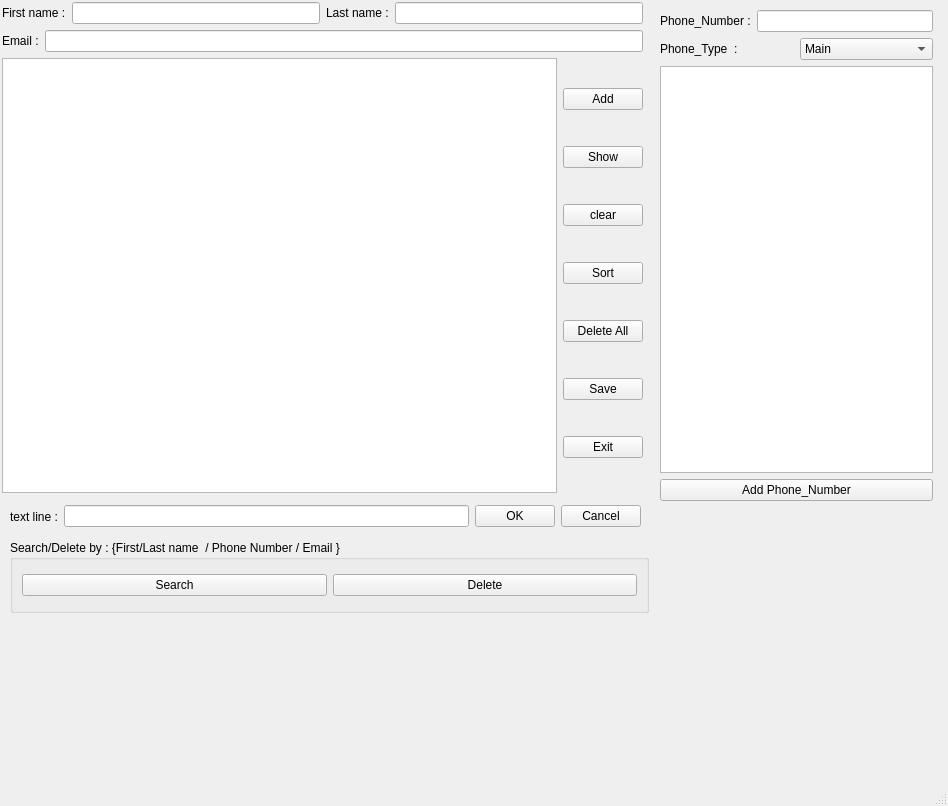
Before: the Qt Designer form eesa/mainwindow.ui in MSaLeHNYM/eesa-tut, drawn with Qt 5.
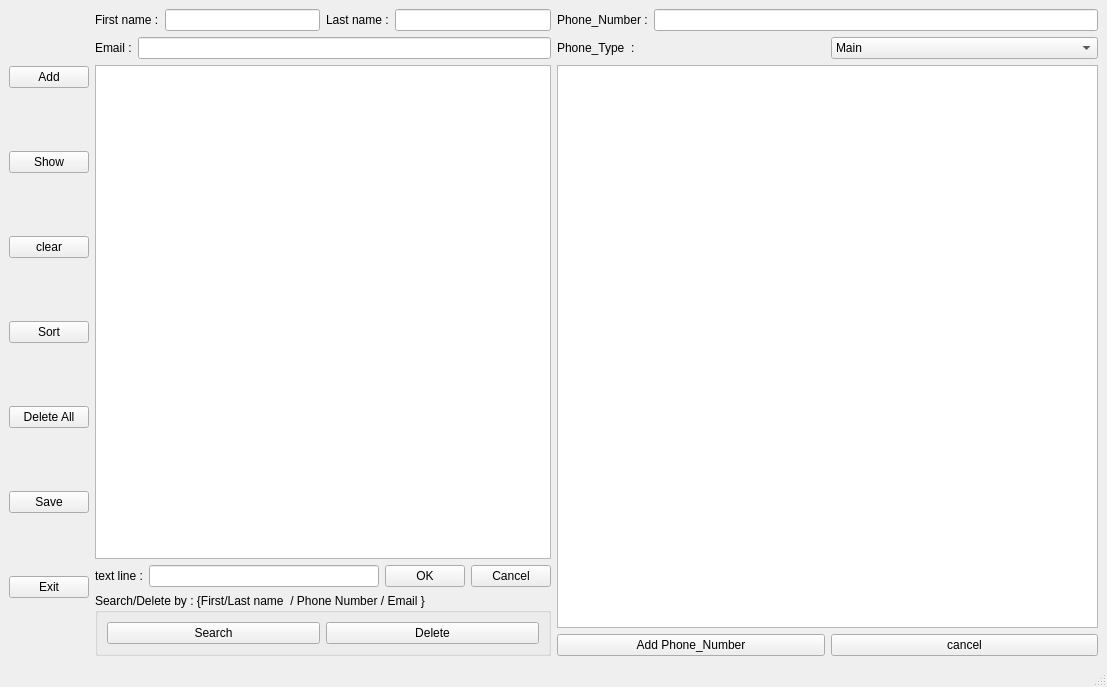
After: the same form once the commit is applied.

What changed in the file:
```diff
--- a/eesa/mainwindow.ui
+++ b/eesa/mainwindow.ui
@@ -9,104 +9,78 @@
    <rect>
     <x>0</x>
     <y>0</y>
-    <width>948</width>
-    <height>806</height>
+    <width>1107</width>
+    <height>687</height>
    </rect>
   </property>
   <property name="windowTitle">
    <string>MainWindow</string>
   </property>
   <widget class="QWidget" name="centralwidget">
-   <widget class="QWidget" name="layoutWidget">
-    <property name="geometry">
-     <rect>
-      <x>660</x>
-      <y>10</y>
-      <width>273</width>
-      <height>491</height>
-     </rect>
-    </property>
+   <layout class="QHBoxLayout" name="horizontalLayout_12">
+    <item>
+     <layout class="QHBoxLayout" name="horizontalLayout_11">
+      <item>
+       <layout class="QVBoxLayout" name="verticalLayout_2">
+        <item>
+         <widget class="QPushButton" name="Add_PB">
+          <property name="text">
+           <string>Add</string>
+          </property>
+         </widget>
+        </item>
+        <item>
+         <widget class="QPushButton" name="show_PB">
+          <property name="text">
+           <string>Show</string>
+          </property>
+         </widget>
+        </item>
+        <item>
+         <widget class="QPushButton" name="clear_PB">
+          <property name="text">
+           <string>clear</string>
+          </property>
+         </widget>
+        </item>
+        <item>
+         <widget class="QPushButton" name="Sort_PB">
+          <property name="text">
+           <string>Sort</string>
+          </property>
+         </widget>
+        </item>
+        <item>
+         <widget class="QPushButton" name="Delete_All_PB">
+          <property name="text">
+           <string>Delete All</string>
+          </property>
+         </widget>
+        </item>
+        <item>
+         <widget class="QPushButton" name="Save_PB">
+          <property name="text">
+           <string>Save</string>
+          </property>
+         </widget>
+        </item>
+        <item>
+         <widget class="QPushButton" name="Exit_PB">
+          <property name="text">
+           <string>Exit</string>
+          </property>
+         </widget>
+        </item>
+       </layout>
+      </item>
+      <item>
+       <layout class="QVBoxLayout" name="verticalLayout_7">
+        <item>
     <layout class="QVBoxLayout" name="verticalLayout">
      <item>
       <layout class="QHBoxLayout" name="horizontalLayout_4">
        <item>
-        <widget class="QLabel" name="label_2">
-         <property name="text">
-          <string>Phone_Number :</string>
-         </property>
-        </widget>
-       </item>
-       <item>
-        <widget class="QLineEdit" name="Phone_Number_lineEdit"/>
-       </item>
-      </layout>
-     </item>
-     <item>
-      <layout class="QHBoxLayout" name="horizontalLayout_5">
-       <item>
-        <widget class="QLabel" name="label_3">
-         <property name="text">
-          <string>Phone_Type  :</string>
-         </property>
-        </widget>
-       </item>
-       <item>
-        <widget class="QComboBox" name="Phone_Type_comboBox">
-         <item>
-          <property name="text">
-           <string>Main</string>
-          </property>
-         </item>
-         <item>
-          <property name="text">
-           <string>Home</string>
-          </property>
-         </item>
-         <item>
-          <property name="text">
-           <string>work</string>
-          </property>
-         </item>
-         <item>
-          <property name="text">
-           <string>office</string>
-          </property>
-         </item>
-         <item>
-          <property name="text">
-           <string>Fax</string>
-          </property>
-         </item>
-        </widget>
-       </item>
-      </layout>
-     </item>
-     <item>
-      <widget class="QTextEdit" name="textEdit_1"/>
-     </item>
-     <item>
-      <widget class="QPushButton" name="Add_Phone_Number_PB">
-       <property name="text">
-        <string>Add Phone_Number</string>
-       </property>
-      </widget>
-     </item>
-    </layout>
-   </widget>
-   <widget class="QWidget" name="layoutWidget">
-    <property name="geometry">
-     <rect>
-      <x>2</x>
-      <y>2</y>
-      <width>641</width>
-      <height>491</height>
-     </rect>
-    </property>
-    <layout class="QVBoxLayout" name="verticalLayout_5">
-     <item>
-      <layout class="QVBoxLayout" name="verticalLayout_4">
-       <item>
-        <layout class="QHBoxLayout" name="horizontalLayout_2">
+             <layout class="QHBoxLayout" name="horizontalLayout">
          <item>
           <widget class="QLabel" name="label">
            <property name="text">
@@ -117,6 +91,10 @@
          <item>
           <widget class="QLineEdit" name="Fname_lineEdit"/>
          </item>
+             </layout>
+            </item>
+            <item>
+             <layout class="QHBoxLayout" name="horizontalLayout_3">
          <item>
           <widget class="QLabel" name="label_4">
            <property name="text">
@@ -129,8 +107,10 @@
          </item>
         </layout>
        </item>
+           </layout>
+          </item>
        <item>
-        <layout class="QHBoxLayout" name="horizontalLayout_3">
+           <layout class="QHBoxLayout" name="horizontalLayout_2">
          <item>
           <widget class="QLabel" name="label_5">
            <property name="text">
@@ -146,16 +126,15 @@
       </layout>
      </item>
      <item>
-      <layout class="QVBoxLayout" name="verticalLayout_2">
-       <item>
-        <layout class="QHBoxLayout" name="horizontalLayout_7"/>
-       </item>
-      </layout>
-     </item>
-     <item>
-      <layout class="QHBoxLayout" name="horizontalLayout">
+         <layout class="QVBoxLayout" name="verticalLayout_4">
        <item>
         <widget class="QTextEdit" name="main_textEdit">
+            <property name="minimumSize">
+             <size>
+              <width>0</width>
+              <height>0</height>
+             </size>
+            </property>
          <property name="readOnly">
           <bool>true</bool>
          </property>
@@ -174,72 +153,9 @@
        <item>
         <layout class="QVBoxLayout" name="verticalLayout_3">
          <item>
-          <widget class="QPushButton" name="Add_PB">
-           <property name="text">
-            <string>Add</string>
-           </property>
-          </widget>
-         </item>
+             <layout class="QHBoxLayout" name="horizontalLayout_9">
          <item>
-          <widget class="QPushButton" name="show_PB">
-           <property name="text">
-            <string>Show</string>
-           </property>
-          </widget>
-         </item>
-         <item>
-          <widget class="QPushButton" name="clear_PB">
-           <property name="text">
-            <string>clear</string>
-           </property>
-          </widget>
-         </item>
-         <item>
-          <widget class="QPushButton" name="Sort_PB">
-           <property name="text">
-            <string>Sort</string>
-           </property>
-          </widget>
-         </item>
-         <item>
-          <widget class="QPushButton" name="Delete_All_PB">
-           <property name="text">
-            <string>Delete All</string>
-           </property>
-          </widget>
-         </item>
-         <item>
-          <widget class="QPushButton" name="Save_PB">
-           <property name="text">
-            <string>Save</string>
-           </property>
-          </widget>
-         </item>
-         <item>
-          <widget class="QPushButton" name="Exit_PB">
-           <property name="text">
-            <string>Exit</string>
-           </property>
-          </widget>
-         </item>
-        </layout>
-       </item>
-      </layout>
-     </item>
-    </layout>
-   </widget>
-   <widget class="QWidget" name="layoutWidget">
-    <property name="geometry">
-     <rect>
-      <x>10</x>
-      <y>500</y>
-      <width>631</width>
-      <height>33</height>
-     </rect>
-    </property>
-    <layout class="QHBoxLayout" name="horizontalLayout_10">
-     <item>
-      <layout class="QHBoxLayout" name="horizontalLayout_8">
+               <layout class="QHBoxLayout" name="horizontalLayout_7">
        <item>
         <widget class="QLabel" name="label_6">
          <property name="text">
@@ -253,7 +169,7 @@
       </layout>
      </item>
      <item>
-      <layout class="QHBoxLayout" name="horizontalLayout_9">
+               <layout class="QHBoxLayout" name="horizontalLayout_8">
        <item>
         <widget class="QPushButton" name="OK_PB">
          <property name="text">
@@ -271,31 +187,24 @@
       </layout>
      </item>
     </layout>
-   </widget>
+            </item>
+            <item>
    <widget class="QGroupBox" name="search_by_groupBox">
     <property name="enabled">
      <bool>true</bool>
     </property>
-    <property name="geometry">
-     <rect>
-      <x>10</x>
-      <y>540</y>
-      <width>639</width>
-      <height>73</height>
-     </rect>
-    </property>
     <property name="title">
      <string>Search/Delete by : {First/Last name  / Phone Number / Email }</string>
     </property>
-    <layout class="QHBoxLayout" name="horizontalLayout_6">
-     <item>
+              <layout class="QGridLayout" name="gridLayout">
+               <item row="0" column="0">
       <widget class="QPushButton" name="Search_PB">
        <property name="text">
         <string>Search</string>
        </property>
       </widget>
      </item>
-     <item>
+               <item row="0" column="1">
       <widget class="QPushButton" name="delete_PB">
        <property name="text">
         <string>Delete</string>
@@ -304,13 +213,119 @@
      </item>
     </layout>
    </widget>
+            </item>
+           </layout>
+          </item>
+         </layout>
+        </item>
+       </layout>
+      </item>
+     </layout>
+    </item>
+    <item>
+     <layout class="QVBoxLayout" name="verticalLayout_6">
+      <item>
+       <layout class="QHBoxLayout" name="horizontalLayout_5">
+        <item>
+         <widget class="QLabel" name="label_2">
+          <property name="text">
+           <string>Phone_Number :</string>
+          </property>
+         </widget>
+        </item>
+        <item>
+         <widget class="QLineEdit" name="Phone_Number_lineEdit"/>
+        </item>
+       </layout>
+      </item>
+      <item>
+       <layout class="QHBoxLayout" name="horizontalLayout_6">
+        <item>
+         <widget class="QLabel" name="label_3">
+          <property name="text">
+           <string>Phone_Type  :</string>
+          </property>
+         </widget>
+        </item>
+        <item>
+         <widget class="QComboBox" name="Phone_Type_comboBox">
+          <item>
+           <property name="text">
+            <string>Main</string>
+           </property>
+          </item>
+          <item>
+           <property name="text">
+            <string>Home</string>
+           </property>
+          </item>
+          <item>
+           <property name="text">
+            <string>work</string>
+           </property>
+          </item>
+          <item>
+           <property name="text">
+            <string>office</string>
+           </property>
+          </item>
+          <item>
+           <property name="text">
+            <string>Fax</string>
+           </property>
+          </item>
+         </widget>
+        </item>
+       </layout>
+      </item>
+      <item>
+       <layout class="QVBoxLayout" name="verticalLayout_5">
+        <item>
+         <widget class="QTextEdit" name="textEdit_1">
+          <property name="minimumSize">
+           <size>
+            <width>0</width>
+            <height>0</height>
+           </size>
+          </property>
+          <property name="maximumSize">
+           <size>
+            <width>16777215</width>
+            <height>16777215</height>
+           </size>
+          </property>
+         </widget>
+        </item>
+        <item>
+         <layout class="QHBoxLayout" name="horizontalLayout_10">
+          <item>
+           <widget class="QPushButton" name="Add_Phone_Number_PB">
+            <property name="text">
+             <string>Add Phone_Number</string>
+            </property>
+           </widget>
+          </item>
+          <item>
+           <widget class="QPushButton" name="cancel_number_PB">
+            <property name="text">
+             <string>cancel</string>
+            </property>
+           </widget>
+          </item>
+         </layout>
+        </item>
+       </layout>
+      </item>
+     </layout>
+    </item>
+   </layout>
   </widget>
   <widget class="QMenuBar" name="menubar">
    <property name="geometry">
     <rect>
      <x>0</x>
      <y>0</y>
-     <width>948</width>
+     <width>1107</width>
      <height>26</height>
     </rect>
    </property>
```
Left out of the diff: 24 changed lines with no effect on the pictures. Lines whose indentation alone changed are shown as unchanged.
